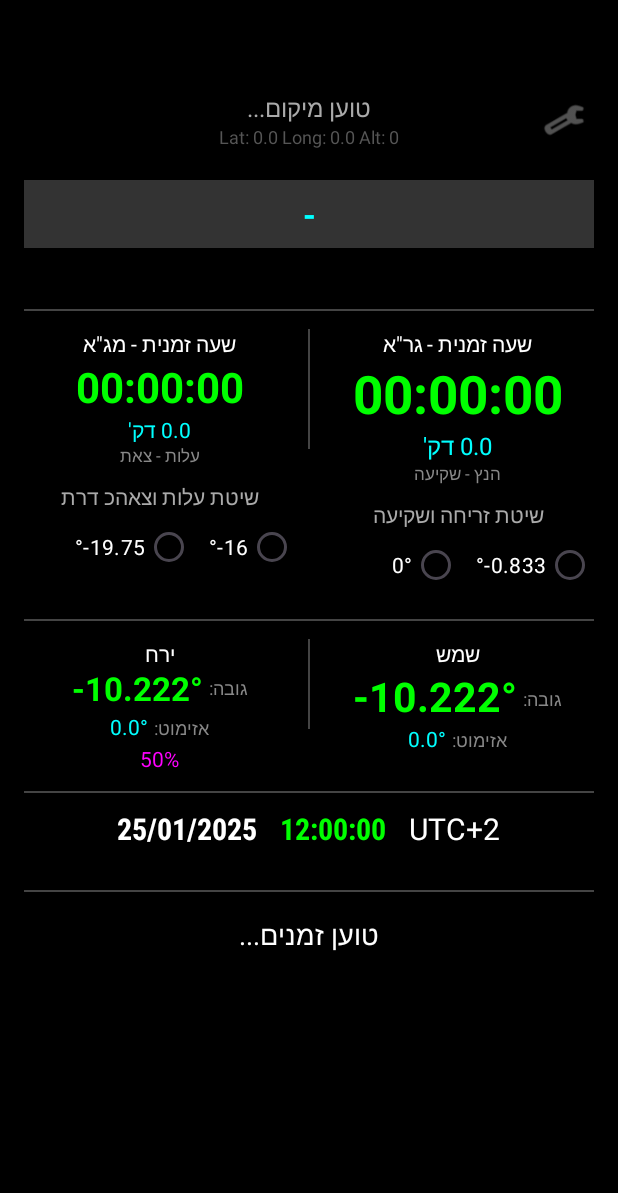
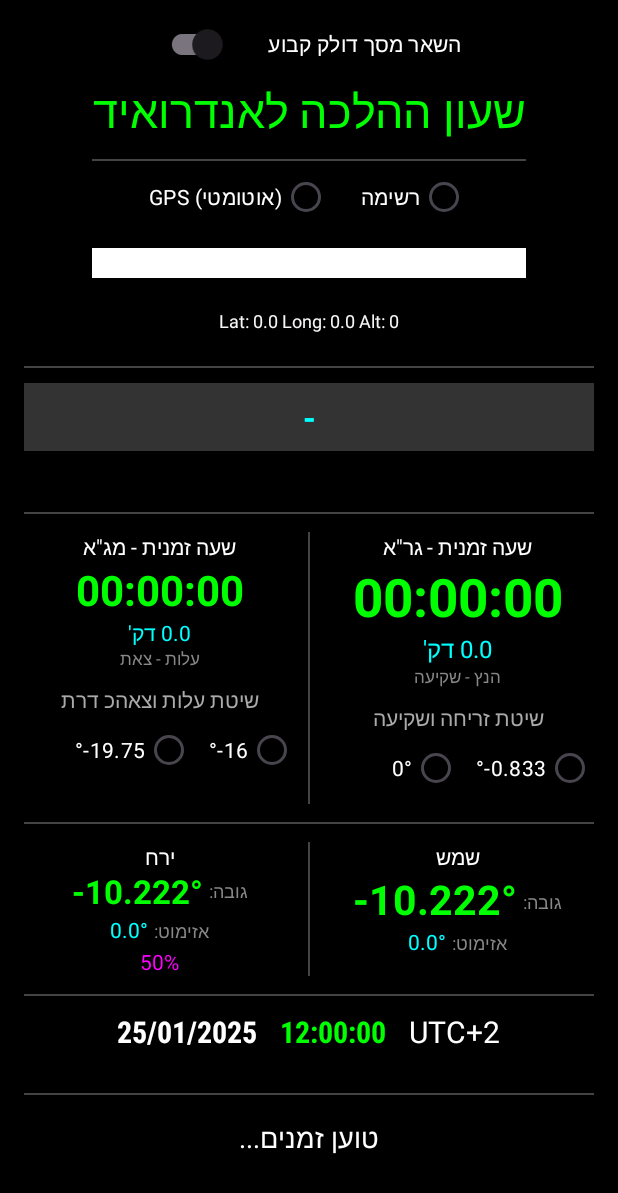
Before and after one commit to sgbmzm/halacha_clock_android, an Android app: the layout activity_main.xml on its own in the app's theme, with its tools: preview values and no code run, on a phone screen of 412 x 824 dp. Shown: the top 1193 px of the screen. Run offline under Robolectric (Android 15) with nearby library versions, the phone set to English and light mode, and no system bars.

Commit message:
Modify activity_main layout with new UI components
Updated layout elements including padding, text, and added a switch for screen on/off functionality.

```diff
--- a/app/src/main/res/layout/activity_main.xml
+++ b/app/src/main/res/layout/activity_main.xml
@@ -16,21 +16,10 @@
         android:paddingStart="16dp"
         android:paddingEnd="16dp"
         android:paddingBottom="16dp"
-        android:paddingTop="60dp">
+        android:paddingTop="5dp">
         <RelativeLayout
             android:layout_width="match_parent"
             android:layout_height="wrap_content">
-
-            <ImageView
-                android:id="@+id/btnSettings"
-                android:layout_width="40dp"
-                android:layout_height="40dp"
-                android:src="@android:drawable/ic_menu_preferences"
-                app:tint="#888888"
-                android:padding="5dp"
-                android:layout_alignParentStart="true"
-                android:layout_centerVertical="true"
-                android:contentDescription="הגדרות"/>
 
             <LinearLayout
                 android:layout_width="wrap_content"
@@ -39,25 +28,71 @@
                 android:layout_centerInParent="true"
                 android:gravity="center">
 
+                <com.google.android.material.switchmaterial.SwitchMaterial
+                    android:id="@+id/swKeepScreen"
+                    android:layout_width="223dp"
+                    android:layout_height="wrap_content"
+                    android:padding="10dp"
+                    android:text="השאר מסך דולק קבוע"
+                    android:textColor="#FFFFFF" />
+
                 <TextView
-                    android:id="@+id/tvLocationName"
                     android:layout_width="wrap_content"
                     android:layout_height="wrap_content"
-                    android:text="טוען מיקום..."
-                    android:textColor="#AAAAAA"
-                    android:textSize="16sp"
-                    android:gravity="center"/>
+                    android:text="שעון ההלכה לאנדרואיד"
+                    android:textColor="#00FF00"
+                    android:textSize="30sp" />
+
+
+                <View
+                    android:layout_width="match_parent"
+                    android:layout_height="1dp"
+                    android:background="#444"
+                    android:layout_marginTop="12dp"/>
+
+
+                <RadioGroup
+                    android:id="@+id/rgLocationMode"
+                    android:layout_width="wrap_content"
+                    android:layout_height="wrap_content"
+                    android:orientation="horizontal"
+                    android:layout_marginBottom="10dp">
+
+                    <RadioButton
+                        android:id="@+id/rbList"
+                        android:layout_width="wrap_content"
+                        android:layout_height="wrap_content"
+                        android:text="רשימה"
+                        android:textColor="#FFFFFF"
+                        android:layout_marginEnd="20dp"/>
+
+                    <RadioButton
+                        android:id="@+id/rbGps"
+                        android:layout_width="wrap_content"
+                        android:layout_height="wrap_content"
+                        android:text="GPS (אוטומטי)"
+                        android:textColor="#FFFFFF"/>
+                </RadioGroup>
+
+                <Spinner
+                    android:id="@+id/spinnerLocations"
+                    android:layout_width="match_parent"
+                    android:layout_height="wrap_content"
+                    android:background="#FFFFFF"
+                    android:padding="10dp"
+                    android:layout_marginBottom="20dp"/>
 
                 <TextView
                     android:id="@+id/tvCoords"
                     android:layout_width="wrap_content"
                     android:layout_height="wrap_content"
+                    android:layoutDirection="ltr"
                     android:text="Lat: 0.0 Long: 0.0 Alt: 0"
-                    android:textColor="#555555"
-                    android:textSize="12sp"
-                    android:layoutDirection="ltr"/>
+                    android:textColor="#F8F6F6"
+                    android:textSize="12sp" />
             </LinearLayout>
         </RelativeLayout>
+
 
         <LinearLayout
             android:layout_width="wrap_content"
@@ -67,6 +102,13 @@
             android:gravity="bottom">
 
         </LinearLayout>
+
+        <View
+            android:layout_width="match_parent"
+            android:layout_height="1dp"
+            android:background="#444"
+            android:layout_marginTop="12dp"/>
+
 
         <TextView
             android:id="@+id/tvHebDate"
@@ -159,7 +201,11 @@
             </LinearLayout>
 
 
-            <View android:layout_width="1dp" android:layout_height="80dp" android:background="#444" android:layout_marginHorizontal="8dp"/>
+            <View
+                android:layout_width="1dp"
+                android:layout_height="match_parent"
+                android:layout_marginHorizontal="8dp"
+                android:background="#444" />
 
             <LinearLayout
                 android:layout_width="0dp"
@@ -275,7 +321,11 @@
                 </LinearLayout>
             </LinearLayout>
 
-            <View android:layout_width="1dp" android:layout_height="60dp" android:background="#444" android:layout_marginHorizontal="8dp"/>
+            <View
+                android:layout_width="1dp"
+                android:layout_height="match_parent"
+                android:layout_marginHorizontal="8dp"
+                android:background="#444" />
 
             <LinearLayout
                 android:layout_width="0dp"
```
